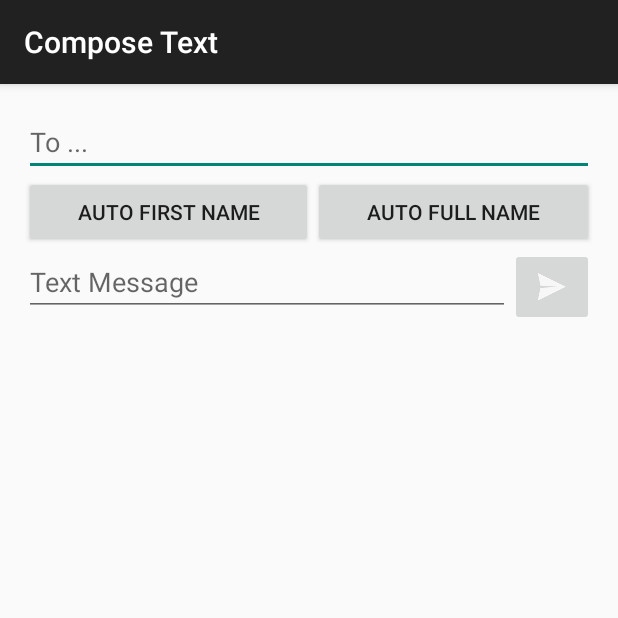
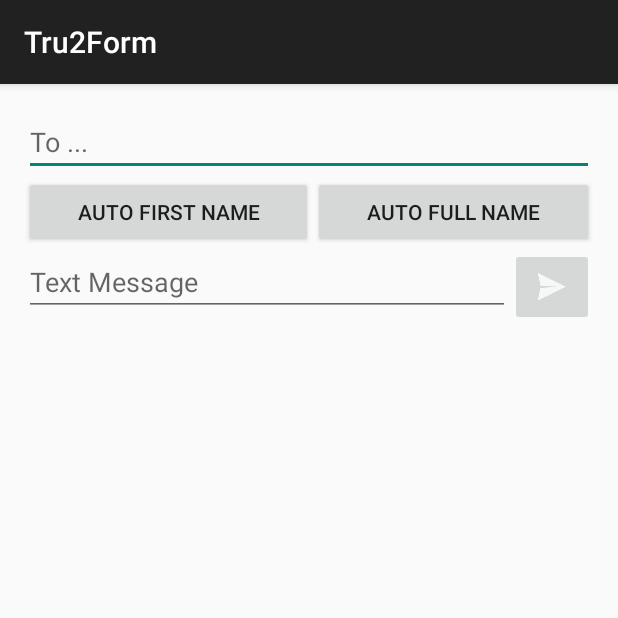
Before and after one commit to mitwong/tru2form, an Android app: the screen it shows after launch (MainActivity), on a phone screen of 412 x 824 dp, the top half of it. Run offline under Robolectric (Android 15) with nearby library versions, the phone set to English and light mode, and no system bars; libraries missing offline, so code that uses them is left out: com.android.ex, com.google.i18n.phonenumbers; plain views replace RecipientEditTextView; 3 statements that could not run were skipped.

Commit message:
Ready to Present
This is plan b. Will merge then branch off for chip in text
functionality.

```diff
--- a/app/build.gradle
+++ b/app/build.gradle
@@ -12,6 +12,10 @@ android {
         versionName "1.0"
     }
     buildTypes {
+        debug {
+            debuggable true
+        }
+
         release {
             minifyEnabled false
             proguardFiles getDefaultProguardFile('proguard-android.txt'), 'proguard-rules.pro'
--- a/app/src/main/java/mobileappdev/tru2form/MainActivity.java
+++ b/app/src/main/java/mobileappdev/tru2form/MainActivity.java
@@ -132,9 +132,9 @@ public class MainActivity extends ActionBarActivity {
                 continue;
             }
 
-            System.out.println(chip.toString());
-            System.out.println(chip.getEntry().getContactId());
-            System.out.println(chip.getContactId());
+//            System.out.println(chip.toString());
+//            System.out.println(chip.getEntry().getContactId());
+//            System.out.println(chip.getContactId());
 
             // Use Google's libphonenumber to verify if number is correct and to normalize format
             PhoneNumberUtil phoneUtil = PhoneNumberUtil.getInstance();
--- a/app/src/main/res/values/strings.xml
+++ b/app/src/main/res/values/strings.xml
@@ -2,7 +2,7 @@
 <resources>
 
     <string name="app_name">tru2form</string>
-    <string name="title_activity_main">Compose Text</string>
+    <string name="title_activity_main">Tru2Form</string>
     <string name="action_settings">Settings</string>
     <string name="text_message_hint">Text Message</string>
     <string name="title_activity_compose_text">ComposeText</string>
```
